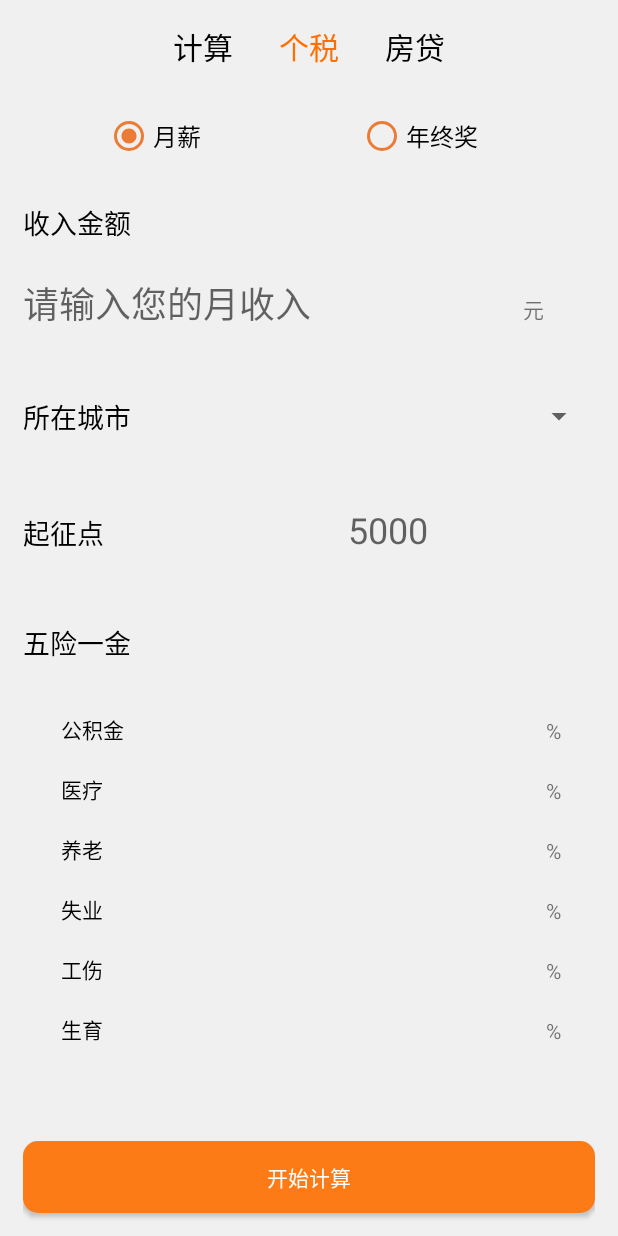
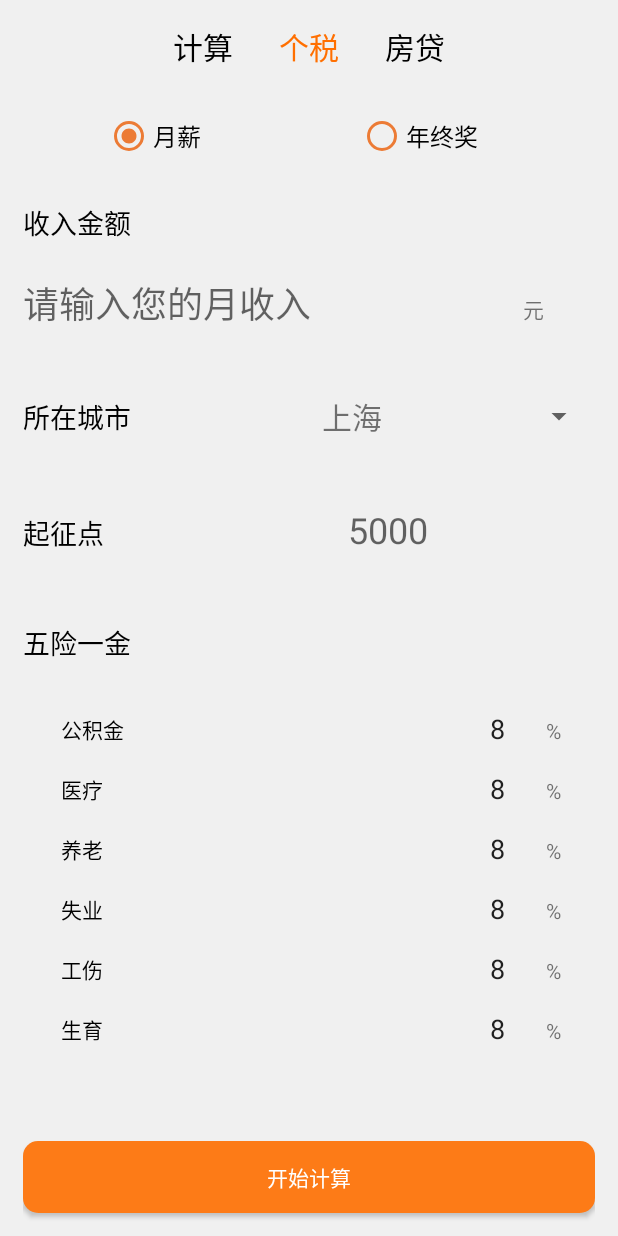
Before and after one commit to LsKiKi/SuperCalculator, an Android app: the screen it shows after launch (MainActivity), after a tap on an icon or button, on a phone screen of 412 x 824 dp. Run offline under Robolectric (Android 15) with nearby library versions, the phone set to English and light mode, and no system bars; 3 other taps on this screen came first.

Commit message:
商业贷款、组合贷款结果显示 个税月薪页面

```diff
--- a/app/src/main/java/com/whut/wlqk/superCalculator/business.java
+++ b/app/src/main/java/com/whut/wlqk/superCalculator/business.java
@@ -1,5 +1,6 @@
 package com.whut.wlqk.superCalculator;
 
+import android.content.Intent;
 import android.os.Bundle;
 import android.support.v4.app.Fragment;
 import android.text.Editable;
@@ -17,7 +18,7 @@ import android.widget.TextView;
 import java.text.DecimalFormat;
 
 
-public class business extends Fragment {
+public class business extends Fragment implements View.OnClickListener {
     EditText total_loan, base_rate, times;
     TextView real_rate, tips;
     Spinner back_way, year_num;
@@ -44,7 +45,7 @@ public class business extends Fragment {
         real_rate = view.findViewById(R.id.business_real_rate);
         tips = view.findViewById(R.id.business_tips);
         back_way = view.findViewById(R.id.business_back_way);
-        year_num = view.findViewById(R.id.business_year_num);
+        year_num = view.findViewById(R.id.spinner_city);
         btn = view.findViewById(R.id.btn_start_compute_business_loan);
 
         /*
@@ -213,7 +214,23 @@ public class business extends Fragment {
                 }
             }
         });
+        btn.setOnClickListener(this);
 
     }
 
+    @Override
+    public void onClick(View view) {
+        double money = Double.parseDouble(total_loan.getText().toString()) * 10000;
+        double rate = Double.parseDouble(real_rate.getText().toString().split("%")[0]) / 100;
+        Intent intent = new Intent(getActivity(), ResultActivity.class);
+        Bundle bundle = new Bundle();
+        bundle.putInt("type", 1);
+        bundle.putInt("ways", back_way.getSelectedItemPosition() + 1);
+        bundle.putDouble("total_money", money);
+        bundle.putInt("years", year_num.getSelectedItemPosition() + 1);
+        bundle.putDouble("rate", rate);
+        intent.putExtras(bundle);
+        startActivity(intent);
+    }
+
 }
--- a/app/src/main/java/com/whut/wlqk/superCalculator/fund.java
+++ b/app/src/main/java/com/whut/wlqk/superCalculator/fund.java
@@ -259,6 +259,7 @@ public class fund extends Fragment implements View.OnClickListener {
         //Intent intent = new Intent(context,ResultActivity.class);
         Intent intent=new Intent(getActivity(), ResultActivity.class);
         Bundle bundle = new Bundle();
+        bundle.putInt("type", 1);
         bundle.putInt("ways",id1);
         bundle.putDouble("total_money",money);
         bundle.putInt("years",total_years);
--- a/app/src/main/java/com/whut/wlqk/superCalculator/monthlySalary.java
+++ b/app/src/main/java/com/whut/wlqk/superCalculator/monthlySalary.java
@@ -5,17 +5,24 @@ import android.support.v4.app.Fragment;
 import android.view.LayoutInflater;
 import android.view.View;
 import android.view.ViewGroup;
+import android.widget.AdapterView;
+import android.widget.ArrayAdapter;
+import android.widget.EditText;
 import android.widget.LinearLayout;
+import android.widget.Spinner;
 import android.widget.TextView;
 
 import com.whut.wlqk.superCalculator.utils.tax.DbHelper;
 import com.whut.wlqk.superCalculator.utils.tax.Wuxianyijin;
 
+import java.text.DecimalFormat;
 import java.util.List;
 
 public class monthlySalary extends Fragment {
     TextView insurance_housing_fund;
     LinearLayout layout;
+    Spinner spinner_city;
+    EditText input_salary, et_threshold, et_fund, et_medical, et_endowment, et_unemployment, et_employment_injury, et_maternity;
     boolean inf_visible = false;
     DbHelper dbHelper = null;
 
@@ -40,6 +47,41 @@ public class monthlySalary extends Fragment {
                 inf_visible = !inf_visible;
             }
         });
+
+        et_fund = view.findViewById(R.id.et_fund);
+        et_medical = view.findViewById(R.id.et_medical);
+        et_endowment = view.findViewById(R.id.et_endowment);
+        et_unemployment = view.findViewById(R.id.et_unemployment);
+        et_employment_injury = view.findViewById(R.id.et_employment_injury);
+        et_maternity = view.findViewById(R.id.et_maternity);
+        spinner_city = view.findViewById(R.id.spinner_city);
+        input_salary = view.findViewById(R.id.input_salary);
+        et_threshold = view.findViewById(R.id.input_threshold);
+
+        final ArrayAdapter<String> city_adapter = new ArrayAdapter<>(view.getContext(), R.layout.item_spinner_select, cityData());
+        city_adapter.setDropDownViewResource(R.layout.item_dialog_spinner_select);
+        spinner_city.setAdapter(city_adapter);
+
+        spinner_city.setOnItemSelectedListener(new AdapterView.OnItemSelectedListener() {
+            @Override
+            public void onItemSelected(AdapterView<?> parent, View view, int position, long id) {
+                Wuxianyijin wxyj = queryByCity(city_adapter.getItem(position));
+                et_fund.setText(new DecimalFormat("#.##").format(wxyj.getPublicfunds() * 100));
+                et_medical.setText(new DecimalFormat("#.##").format(wxyj.getMedicalTreatment() * 100));
+                et_employment_injury.setText(new DecimalFormat("#.##").format(wxyj.getInjury() * 100));
+                et_endowment.setText(new DecimalFormat("#.##").format(wxyj.getOldCare() * 100));
+                et_maternity.setText(new DecimalFormat("#.##").format(wxyj.getProcreation() * 100));
+                et_unemployment.setText(new DecimalFormat("#.##").format(wxyj.getUnempliyed() * 100));
+            }
+
+            @Override
+            public void onNothingSelected(AdapterView<?> parent) {
+
+            }
+        });
+
+
+
     }
 
     /**
--- a/app/src/main/res/layout/business.xml
+++ b/app/src/main/res/layout/business.xml
@@ -81,7 +81,7 @@
                     android:textSize="18sp" />
 
                 <Spinner
-                    android:id="@+id/business_year_num"
+                    android:id="@+id/spinner_city"
                     android:layout_width="275dp"
                     android:layout_height="match_parent"
                     android:layout_gravity="center_vertical|clip_vertical"
--- a/app/src/main/res/layout/item_spinner_select.xml
+++ b/app/src/main/res/layout/item_spinner_select.xml
@@ -3,4 +3,4 @@
     android:layout_width="fill_parent"
     android:layout_height="fill_parent"
     android:gravity="center"
-    android:textSize="16sp" />
+    android:textSize="20sp" />
--- a/app/src/main/res/layout/monthlysalary.xml
+++ b/app/src/main/res/layout/monthlysalary.xml
@@ -50,7 +50,7 @@
                         android:orientation="horizontal">
 
                         <EditText
-                            android:id="@+id/business_total_loan2"
+                            android:id="@+id/input_salary"
                             android:layout_width="0dp"
                             android:layout_height="75dp"
                             android:layout_weight="7"
@@ -88,7 +88,7 @@
                     android:textSize="18sp" />
 
                 <Spinner
-                    android:id="@+id/business_year_num"
+                    android:id="@+id/spinner_city"
                     android:layout_width="275dp"
                     android:layout_height="match_parent"
                     android:layout_gravity="center_vertical|clip_vertical"
@@ -112,7 +112,7 @@
                     android:textSize="18sp" />
 
                 <EditText
-                    android:id="@+id/editText"
+                    android:id="@+id/input_threshold"
                     android:layout_width="275dp"
                     android:layout_height="match_parent"
                     android:background="@null"
@@ -168,7 +168,7 @@
                         android:textColor="@android:color/black" />
 
                     <EditText
-                        android:id="@+id/editText2"
+                        android:id="@+id/et_fund"
                         android:layout_width="0dp"
                         android:layout_height="match_parent"
                         android:layout_weight="1"
@@ -200,7 +200,7 @@
                         android:textColor="@android:color/black" />
 
                     <EditText
-                        android:id="@+id/editText3"
+                        android:id="@+id/et_medical"
                         android:layout_width="0dp"
                         android:layout_height="match_parent"
                         android:layout_weight="1"
@@ -232,7 +232,7 @@
                         android:textColor="@android:color/black" />
 
                     <EditText
-                        android:id="@+id/editText4"
+                        android:id="@+id/et_endowment"
                         android:layout_width="0dp"
                         android:layout_height="match_parent"
                         android:layout_weight="1"
@@ -264,7 +264,7 @@
                         android:textColor="@android:color/black" />
 
                     <EditText
-                        android:id="@+id/editText5"
+                        android:id="@+id/et_unemployment"
                         android:layout_width="0dp"
                         android:layout_height="match_parent"
                         android:layout_weight="1"
@@ -296,7 +296,7 @@
                         android:textColor="@android:color/black" />
 
                     <EditText
-                        android:id="@+id/editText6"
+                        android:id="@+id/et_employment_injury"
                         android:layout_width="0dp"
                         android:layout_height="match_parent"
                         android:layout_weight="1"
@@ -328,7 +328,7 @@
                         android:textColor="@android:color/black" />
 
                     <EditText
-                        android:id="@+id/editText7"
+                        android:id="@+id/et_maternity"
                         android:layout_width="0dp"
                         android:layout_height="match_parent"
                         android:layout_weight="1"
--- a/app/src/main/res/layout/tax_result.xml
+++ b/app/src/main/res/layout/tax_result.xml
@@ -29,7 +29,7 @@
             <TextView
                 android:id="@+id/first_month_pay"
                 android:layout_width="match_parent"
-                android:layout_height="74dp"
+                android:layout_height="match_parent"
                 android:layout_marginLeft="15dp"
                 android:layout_marginRight="15dp"
                 android:background="@android:color/transparent"
```
Also changed, not shown: app/src/main/java/com/whut/wlqk/superCalculator/ResultActivity.java (+27 -17 lines), app/src/main/java/com/whut/wlqk/superCalculator/combination.java (+23 -1 lines).
